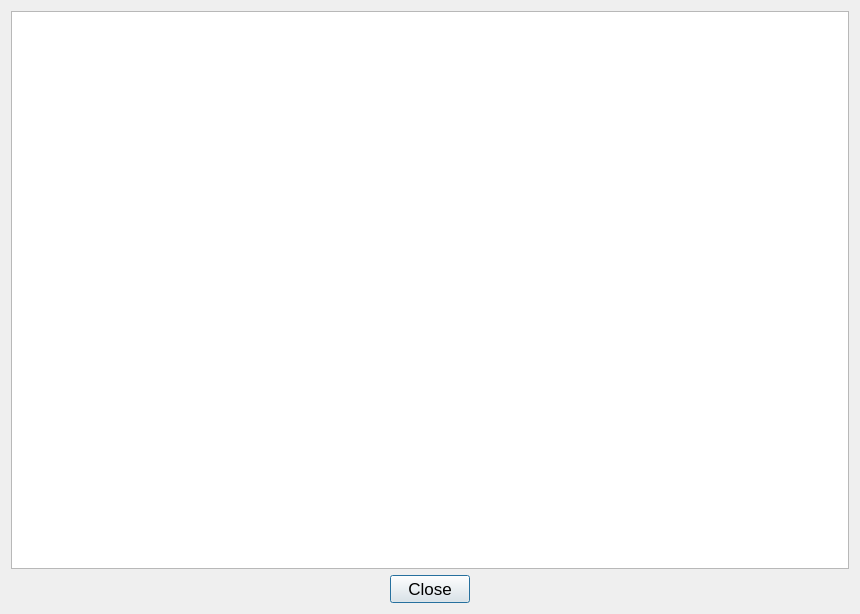
First picture: the form in src/HelpDialog.ui, repository Light-Wizzard/QtAppVeyor, before the edit.
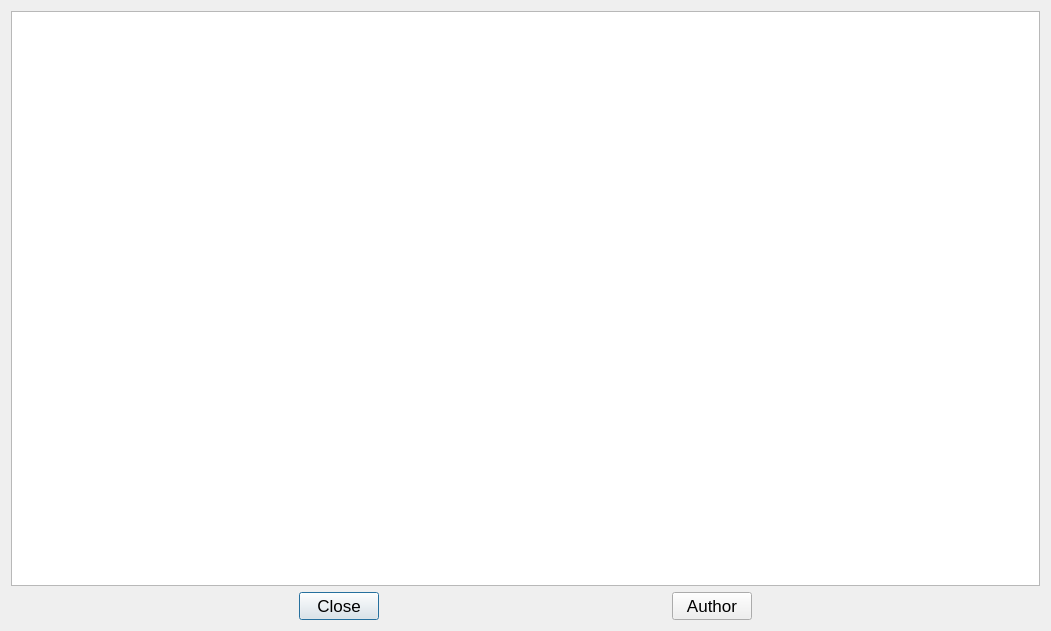
Second picture: the form after the edit.

```diff
--- a/src/HelpDialog.ui
+++ b/src/HelpDialog.ui
@@ -6,8 +6,8 @@
    <rect>
     <x>0</x>
     <y>0</y>
-    <width>860</width>
-    <height>614</height>
+    <width>1051</width>
+    <height>631</height>
    </rect>
   </property>
   <property name="windowTitle">
@@ -46,6 +46,31 @@
          </property>
         </widget>
        </item>
+       <item>
+        <spacer name="horizontalSpacerHelp">
+         <property name="orientation">
+          <enum>Qt::Horizontal</enum>
+         </property>
+         <property name="sizeHint" stdset="0">
+          <size>
+           <width>40</width>
+           <height>20</height>
+          </size>
+         </property>
+        </spacer>
+       </item>
+       <item>
+        <widget class="QPushButton" name="pushButtonHelpAuthor">
+         <property name="font">
+          <font>
+           <pointsize>13</pointsize>
+          </font>
+         </property>
+         <property name="text">
+          <string>Author</string>
+         </property>
+        </widget>
+       </item>
        <item>
         <spacer name="horizontalSpacer">
          <property name="orientation">
```
